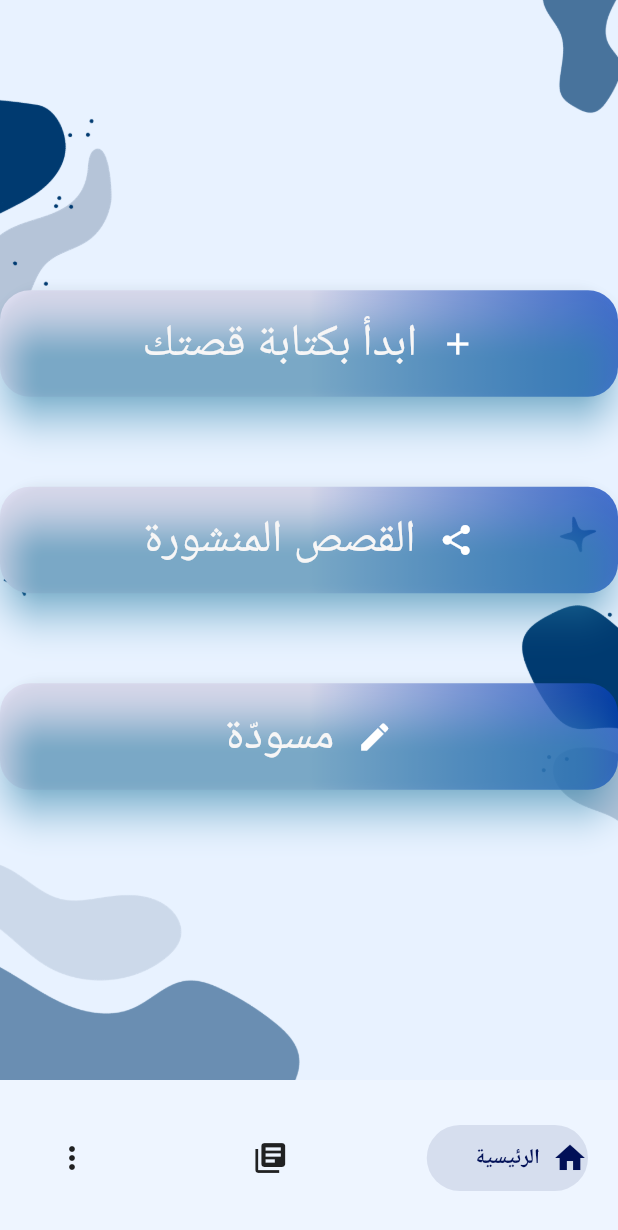
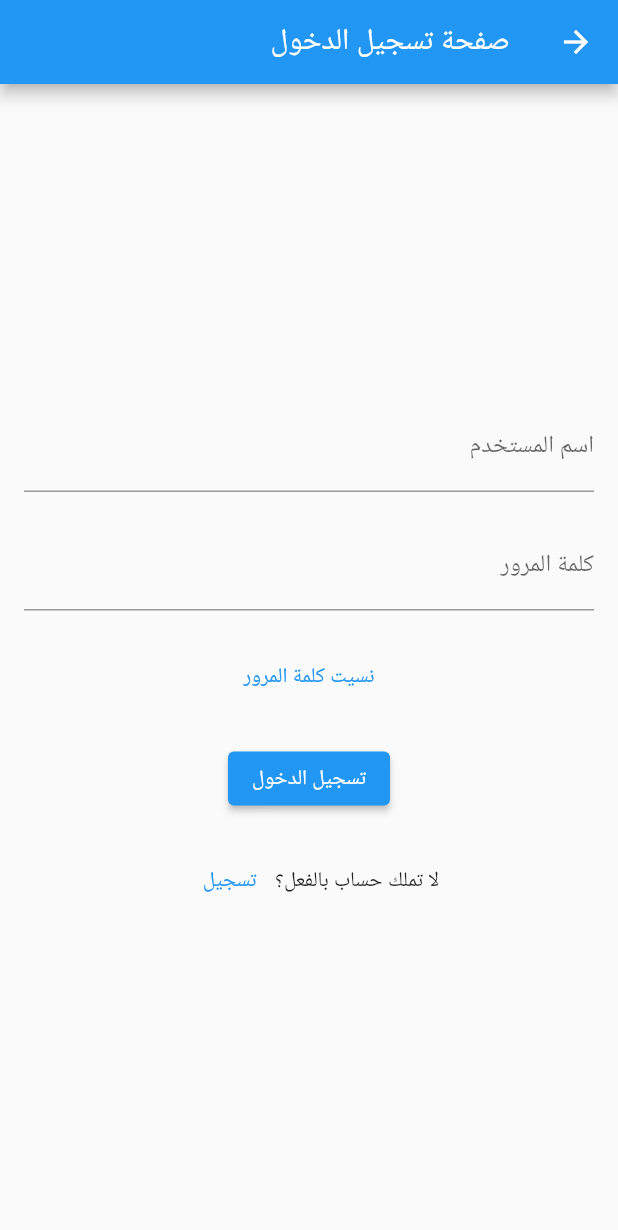
Before and after one commit to Lujain-M02/2023-GP1-6, a Flutter app: the screen it shows after launch, after a tap on "تخطي", after a tap on "سجل دخولك", on a phone screen of 412 x 824 dp. Shown: the top 1230 px of the screen. Run offline on Flutter 3.47's test engine with Material 2 defaults, Android fonts, the phone set to English and light mode, and no system bars; drawn by our look-alikes of salomon_bottom_bar; our stand-ins replace animate_do, animated_text_kit, cloud_firestore, firebase_core, introduction_screen, lottie; accounts and stored records are empty.

Commit message:
login page

```diff
--- a/your_story/lib/pages/create_account.dart
+++ b/your_story/lib/pages/create_account.dart
@@ -1,4 +1,5 @@
 import 'package:flutter/material.dart';
+import 'package:your_story/pages/login%20page/login.dart';
 
 // class create_account extends StatelessWidget {
 //   const create_account({Key? key})
@@ -113,6 +114,9 @@ class _AccountPageState extends State<CreateAccount> {
                     Text("تملك حساب بالفعل؟"),
                     TextButton(
                       onPressed: (){
+                         Navigator.of(context).push(
+                                  MaterialPageRoute(builder: (_) =>  LoginPage()),
+                                );
 
                     }, child: Text("تسجيل الدخول"))
                   ],
--- /dev/null
+++ b/your_story/lib/pages/login page/login.dart
@@ -0,0 +1,99 @@
+import 'package:flutter/material.dart';
+import 'package:your_story/pages/MainPage.dart';
+import 'package:your_story/pages/create_account.dart';
+
+class LoginPage extends StatefulWidget {
+  @override
+  _LoginPageState createState() => _LoginPageState();
+}
+
+class _LoginPageState extends State<LoginPage> {
+  final TextEditingController usernameController = TextEditingController();
+  final TextEditingController passwordController = TextEditingController();
+  bool isEnglish = true;
+
+  void checkLanguage(String text) {
+    isEnglish = text.isEmpty || text.trim().contains(RegExp(r'^[a-zA-Z0-9]+$'));
+  }
+
+  @override
+  Widget build(BuildContext context) {
+    return Directionality(
+      textDirection: TextDirection.rtl,
+      child:Scaffold(
+      appBar: AppBar(
+        title: Text('صفحة تسجيل الدخول'),
+      ),
+      body: Padding(
+        padding: EdgeInsets.all(16.0),
+        child: Column(
+          mainAxisAlignment: MainAxisAlignment.center,
+          children: <Widget>[
+            TextField(
+              controller: usernameController,
+              decoration: InputDecoration(
+                labelText: 'اسم المستخدم',
+                errorText: isEnglish ? null : 'اسم المستخدم يجب ان يكون باللغة الانجليزية فقط',
+              ),
+              onChanged: (text) {
+                setState(() {
+                  checkLanguage(text);
+                });
+              },
+            ),
+            SizedBox(height: 20),
+            TextField(
+              controller: passwordController,
+              decoration: InputDecoration(
+                labelText: 'كلمة المرور',
+                errorText: isEnglish ? null : ' كلمة المرور يجب ان يكون باللغة الانجليزية فقط ولا تحتوي على مسافة',
+              ),
+              onChanged: (text) {
+                setState(() {
+                  checkLanguage(text);
+                });
+              },
+              obscureText: true,
+            ),
+            SizedBox(height: 20),
+            TextButton(
+              onPressed: () {
+                // repassword page
+              },
+              child: Text('نسيت كلمة المرور'),
+            ),
+            SizedBox(height: 20),
+            ElevatedButton(
+              onPressed: () {
+               Navigator.of(context).push(
+                                  MaterialPageRoute(builder: (_) =>  MainPage()),
+                                );
+              },
+              child: Text('تسجيل الدخول'),
+            ),
+            SizedBox(height: 20),
+            Row(
+                  mainAxisAlignment: MainAxisAlignment.center,
+                  children: [
+                    Text("لا تملك حساب بالفعل؟"),
+                    TextButton(
+                      onPressed: (){
+ Navigator.of(context).push(
+                                  MaterialPageRoute(builder: (_) =>  CreateAccount()),
+                                );
+                    }, child: Text("تسجيل "))
+                  ],
+                ),
+          ],
+        ),
+      ),
+    ));
+  }
+
+  @override
+  void dispose() {
+    usernameController.dispose();
+    passwordController.dispose();
+    super.dispose();
+  }
+}
--- a/your_story/lib/pages/welcome_page.dart
+++ b/your_story/lib/pages/welcome_page.dart
@@ -1,6 +1,7 @@
 import 'package:animate_do/animate_do.dart';
 import 'package:flutter/material.dart';
 import 'package:your_story/pages/MainPage.dart';
+import 'package:your_story/pages/login%20page/login.dart';
 import 'package:your_story/pages/style.dart';
 import 'package:your_story/pages/create_account.dart';
 //import 'create_story_pages/create_story.dart';
@@ -94,7 +95,7 @@ class _WelcomePageState extends State<WelcomePage> {
                             ElevatedButton(
                               onPressed: () {
                                 Navigator.of(context).push(
-                                  MaterialPageRoute(builder: (_) => const MainPage()),
+                                  MaterialPageRoute(builder: (_) =>  LoginPage()),
                                 );
                               },
                               style: ElevatedButton.styleFrom(
```
